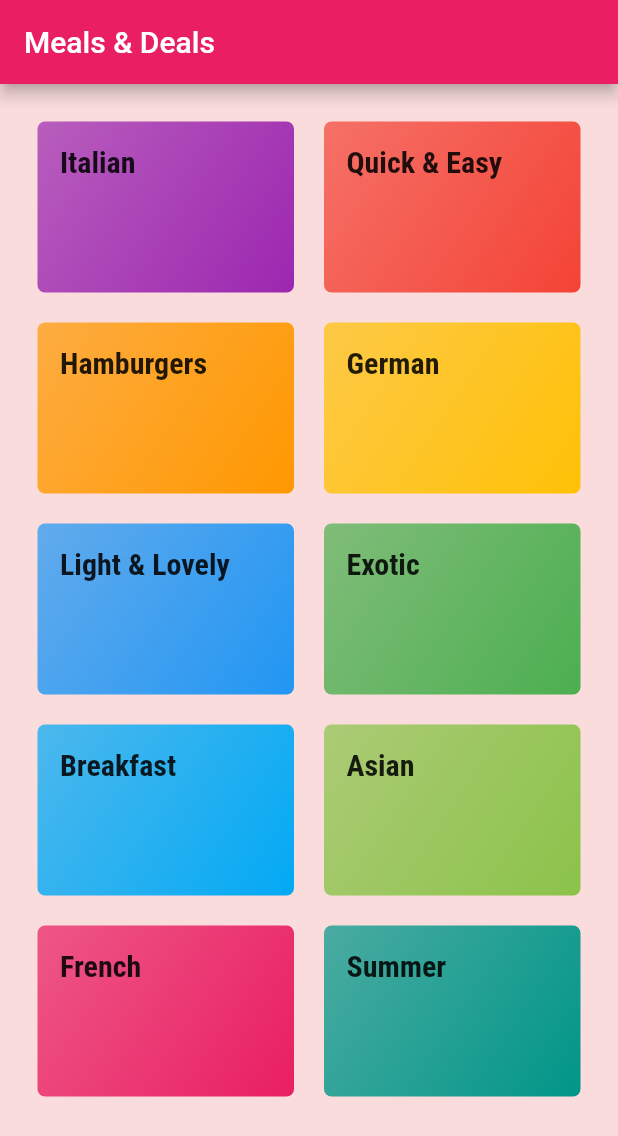
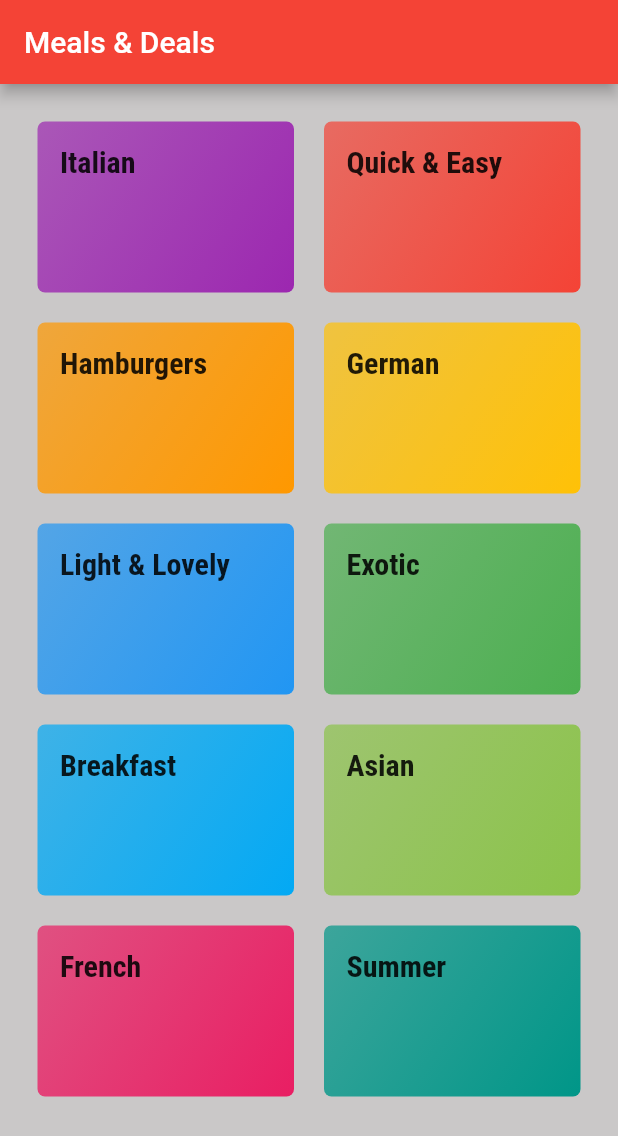
Before and after one commit to ahmed-yousry-ebrahim/meals_deals, a Flutter app: the screen it shows after launch, on a phone screen of 412 x 824 dp. Shown: the top 1136 px of the screen. Run offline on Flutter 3.47's test engine with Material 2 defaults, Android fonts, the phone set to English and light mode, and no system bars.

Commit message:
change color theme

```diff
--- a/lib/categories_screen.dart
+++ b/lib/categories_screen.dart
@@ -8,7 +8,6 @@ class CategoriesScreen extends StatelessWidget {
     return Scaffold(
       appBar: AppBar(title: Text('Meals & Deals')),
       body: Container(
-        color: Color.fromARGB(212, 248, 248, 247),
         child: GridView(
           padding: EdgeInsets.all(25),
           children: DUMMY_CATEGORIES
--- a/lib/main.dart
+++ b/lib/main.dart
@@ -16,9 +16,9 @@ class MealsApp extends StatelessWidget {
     return MaterialApp(
       title: 'Meals & Deals',
       theme: ThemeData(
-        primarySwatch: Colors.pink,
+        primarySwatch: Colors.red,
         accentColor: Colors.amber,
-        canvasColor: Colors.redAccent,
+        canvasColor: Color.fromARGB(255, 202, 200, 200),
         fontFamily: 'Raleway',
         textTheme: ThemeData.light().textTheme.copyWith(
               bodyLarge: TextStyle(
@@ -42,33 +42,3 @@ class MealsApp extends StatelessWidget {
     );
   }
 }
-
-// class MyHomePage extends StatefulWidget {
-//   const MyHomePage({super.key, required this.title});
-
-//   // This widget is the home page of your application. It is stateful, meaning
-//   // that it has a State object (defined below) that contains fields that affect
-//   // how it looks.
-
-//   // This class is the configuration for the state. It holds the values (in this
-//   // case the title) provided by the parent (in this case the App widget) and
-//   // used by the build method of the State. Fields in a Widget subclass are
-//   // always marked "final".
-
-//   final String title;
-
-//   @override
-//   State<MyHomePage> createState() => _MyHomePageState();
-// }
-
-// class _MyHomePageState extends State<MyHomePage> {
-//   @override
-//   Widget build(BuildContext context) {
-//     return Scaffold(
-//       appBar: AppBar(
-//         title: Text('Meals & Deals'),
-//       ),
-//       body: Center(child: Text('Navigation Item')),
-//     );
-//   }
-// }
```
